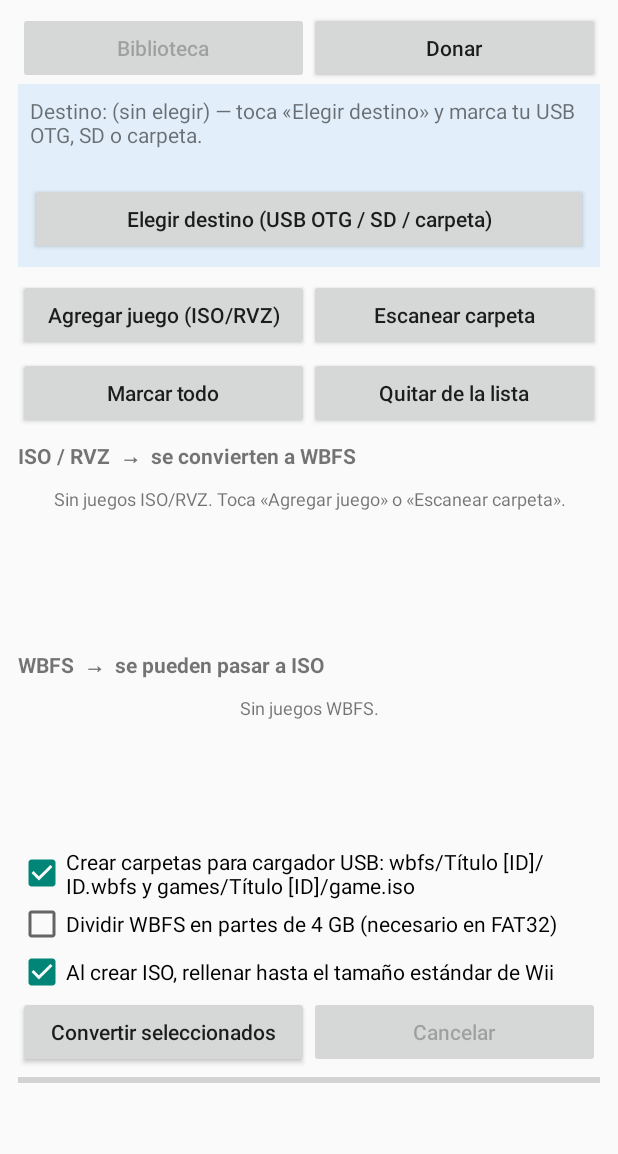
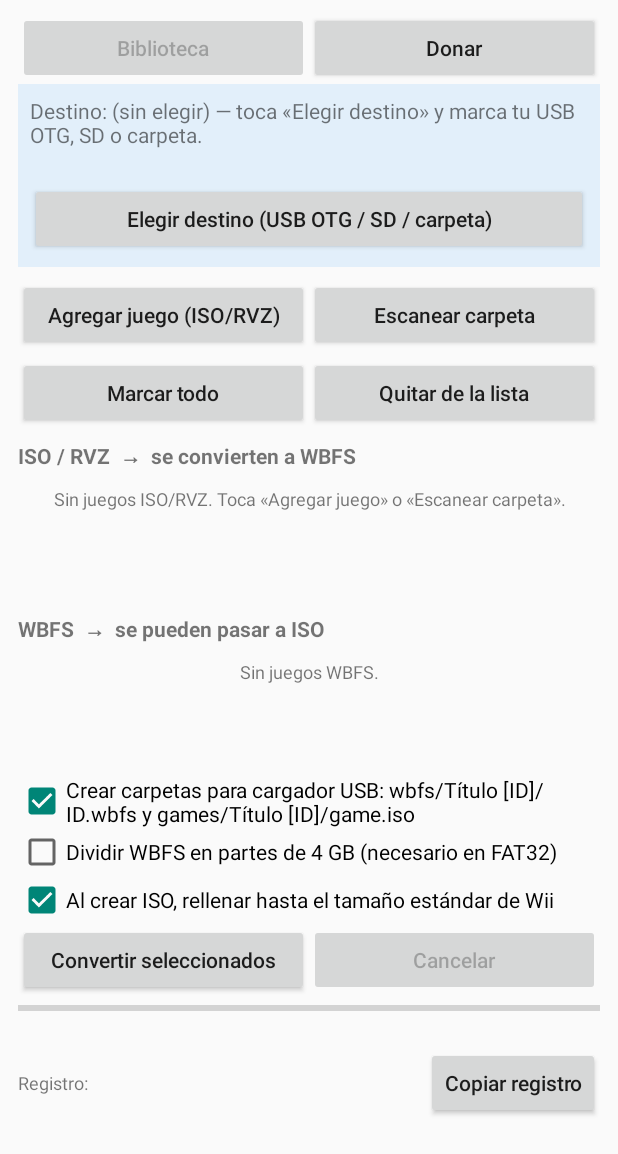
Before and after one commit to linkzelda3112-source/wii-backup-manager, an Android app: the screen it shows after launch (MainActivity), on a phone screen of 412 x 824 dp. Shown: the top 1154 px of the screen. Run offline under Robolectric (Android 15) with nearby library versions, the phone set to English and light mode, and no system bars; pictures from the network do not load.

Commit message:
fix(ui): permitir elegir cualquier archivo y copiar el registro
- «Agregar juego» filtraba por tipo MIME "application/octet-stream",
  pero muchos administradores de archivos no marcan así los .iso/.rvz
  (o usan otro tipo), así que aparecían bloqueados/sin poder
  seleccionarse. Ahora se permite elegir cualquier archivo y se
  descarta por extensión al leerlo, como ya hacía el escaneo de
  carpetas.
- El registro de conversión ahora es seleccionable (mantener pulsado
  para marcar texto) y se agregó un botón «Copiar registro» para
  copiarlo entero de un toque, para poder compartir un error completo.

Co-Authored-By: Claude Sonnet 5 <noreply@anthropic.com>
Claude-Session: https://claude.ai/code/session_01HcdaocPYCLFh2p7Q313Zhh

```diff
--- a/app/build.gradle
+++ b/app/build.gradle
@@ -10,8 +10,8 @@ android {
         applicationId "com.wbm.wiibackupmanager"
         minSdk 26
         targetSdk 35
-        versionCode 5
-        versionName "0.0.5"
+        versionCode 6
+        versionName "0.0.6"
     }
 
     buildTypes {
--- a/app/src/main/java/com/wbm/app/MainActivity.java
+++ b/app/src/main/java/com/wbm/app/MainActivity.java
@@ -293,9 +293,20 @@ public class MainActivity extends Activity {
         progressText.setTextSize(13);
         col.addView(progressText);
 
+        LinearLayout logHeader = new LinearLayout(this);
+        logHeader.setOrientation(LinearLayout.HORIZONTAL);
+        logHeader.setGravity(Gravity.CENTER_VERTICAL);
+        TextView logTitle = new TextView(this);
+        logTitle.setText("Registro:");
+        logTitle.setTextSize(12);
+        logHeader.addView(logTitle, weight());
+        logHeader.addView(button("Copiar registro", v -> copyLog()));
+        col.addView(logHeader);
+
         ScrollView logScroll = new ScrollView(this);
         logText = new TextView(this);
         logText.setTextSize(12);
+        logText.setTextIsSelectable(true); // para poder marcar y copiar un error puntual a mano
         logScroll.addView(logText);
         col.addView(logScroll, new LinearLayout.LayoutParams(
                 ViewGroup.LayoutParams.MATCH_PARENT, dp(70)));
@@ -392,10 +403,13 @@ public class MainActivity extends Activity {
     // ---------------------------------------------------------------- agregar juegos
 
     private void addGameFiles() {
+        // No se restringe por tipo MIME: muchos administradores de archivos no marcan los .iso/.rvz
+        // como "application/octet-stream" (o usan otro tipo, o ninguno), así que con esa restricción
+        // aparecían bloqueados en el selector. En su lugar se deja elegir cualquier archivo y se
+        // descarta por extensión al leerlo (ver LibraryScanner.fromSingleDocument).
         Intent i = new Intent(Intent.ACTION_OPEN_DOCUMENT);
         i.addCategory(Intent.CATEGORY_OPENABLE);
         i.setType("*/*");
-        i.putExtra(Intent.EXTRA_MIME_TYPES, new String[]{"application/octet-stream"});
         i.putExtra(Intent.EXTRA_ALLOW_MULTIPLE, true);
         i.addFlags(Intent.FLAG_GRANT_READ_URI_PERMISSION | Intent.FLAG_GRANT_PERSISTABLE_URI_PERMISSION);
         startActivityForResult(Intent.createChooser(i, "Elegir ISO, RVZ o WBFS"), REQ_ADD_FILES);
@@ -566,6 +580,17 @@ public class MainActivity extends Activity {
         refreshProgress();
     }
 
+    private void copyLog() {
+        CharSequence text = logText.getText();
+        if (text == null || text.length() == 0) {
+            Toast.makeText(this, "Todavía no hay nada en el registro.", Toast.LENGTH_SHORT).show();
+            return;
+        }
+        ClipboardManager cm = (ClipboardManager) getSystemService(CLIPBOARD_SERVICE);
+        cm.setPrimaryClip(ClipData.newPlainText("Registro de conversión", text));
+        Toast.makeText(this, "Registro copiado.", Toast.LENGTH_SHORT).show();
+    }
+
     private void refreshProgress() {
         boolean running = ConversionService.running;
         convertBtn.setEnabled(!running);
```
Also changed, not shown: 2 other files.
